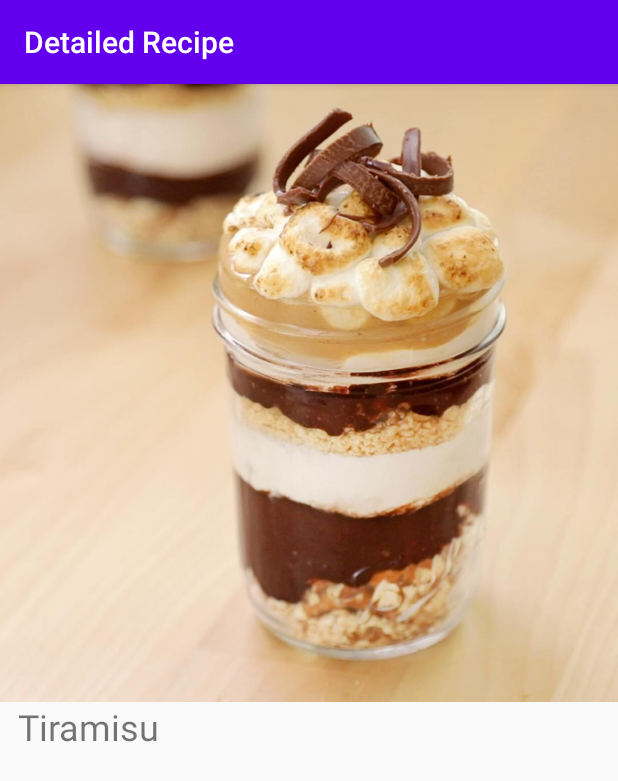
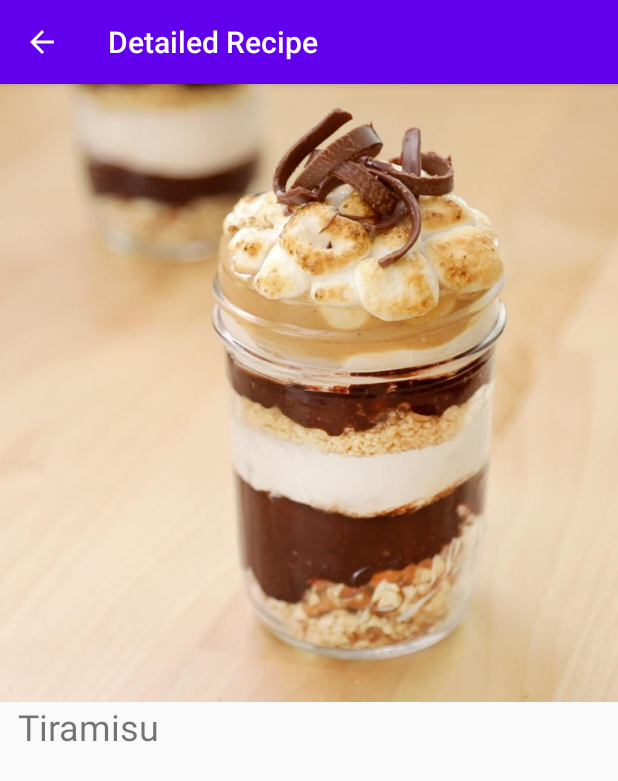
Before and after one commit to qianhuiwei/RecipeReady, an Android app: the screen it shows after launch (DetailActivity), after a tap on "Tiramisu", on a phone screen of 412 x 824 dp. Shown: the top 781 px of the screen. Run offline under Robolectric (Android 15) with nearby library versions, the phone set to English and light mode, and no system bars.

Commit message:
add up navigationbar

```diff
--- a/RecipeApp/app/src/main/java/com/example/recipeapp/DetailActivity.java
+++ b/RecipeApp/app/src/main/java/com/example/recipeapp/DetailActivity.java
@@ -27,6 +27,7 @@ public class DetailActivity extends AppCompatActivity {
 
         // access TextView object related to recipe title
         mTitleTextView = findViewById(R.id.tv_title);
+        // access Imageview object related to recipe picture
         mRecipeImageView = (ImageView) findViewById(R.id.iv_recipe_image);
 
         // receive intent from MainActivity
@@ -35,9 +36,9 @@ public class DetailActivity extends AppCompatActivity {
         {
             return;
         }
-        mImageResourceId = extras.getInt("resourseInt");
-        mRecipeImageView.setImageResource(mImageResourceId);
+        mImageResourceId = extras.getInt("resourseInt"); // get picture resource id
+        mRecipeImageView.setImageResource(mImageResourceId); // display picture on Imageview
         mTitle = extras.getString("title"); // get title string from the intent
-        mTitleTextView.setText(mTitle); // set title string on TextView to display
+        mTitleTextView.setText(mTitle); // display title string on TextView to display
     }
 }
--- a/RecipeApp/app/src/main/java/com/example/recipeapp/MainActivity.java
+++ b/RecipeApp/app/src/main/java/com/example/recipeapp/MainActivity.java
@@ -51,7 +51,7 @@ public class MainActivity extends AppCompatActivity {
 
                 // create intent that carries data to destination activity
                 Intent intent = new Intent(MainActivity.this, DetailActivity.class);
-                intent.putExtra("resourseInt", currentRecipe.getImage());
+                intent.putExtra("resourseInt", currentRecipe.getImage()); // add image resource id
                 intent.putExtra("title", currentRecipe.getTitle()); // add recipe title
                 startActivity(intent); // send the intent
             }
```
Also changed, not shown: RecipeApp/app/src/main/AndroidManifest.xml (+6 -1 lines), 1 other file.
